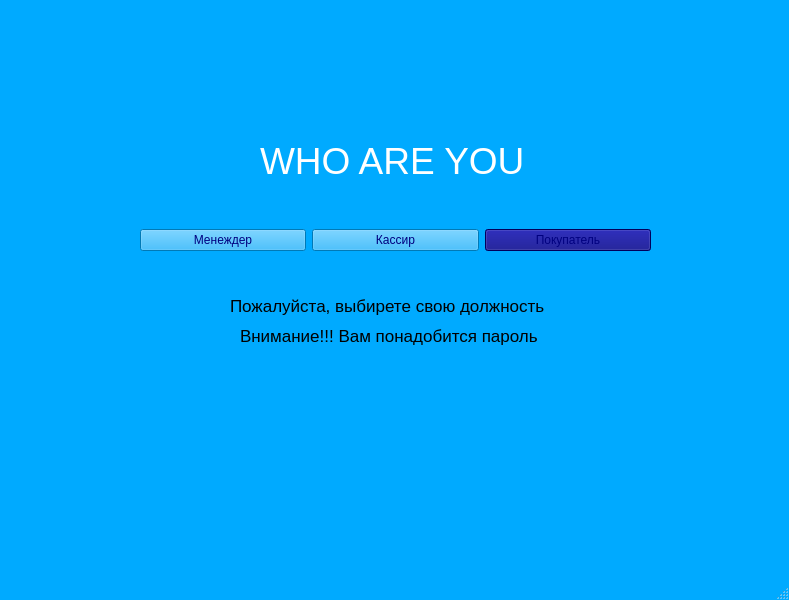
Above: first.ui from katiarapter/lyceum before the change. Below: the same form after it.
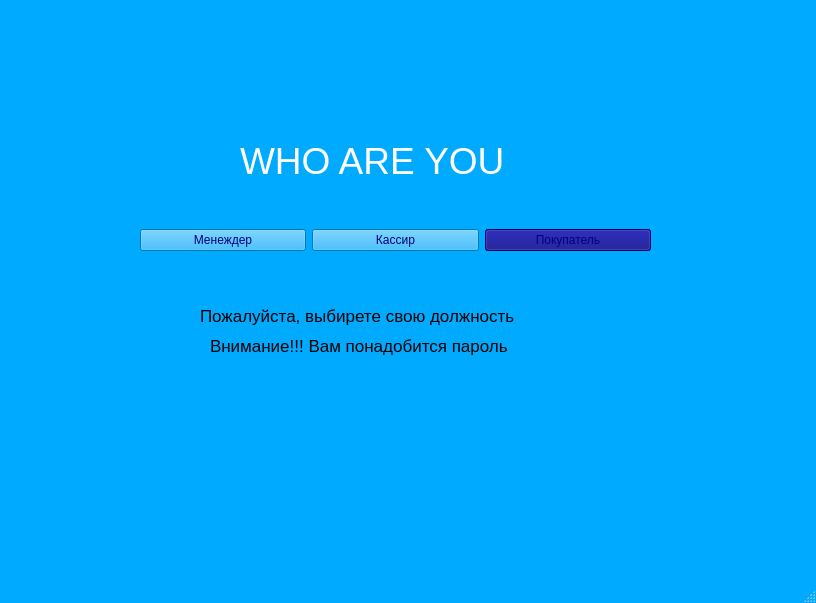
That is the form after the change.

Commit message: Добавление пароля, вывод билетов в консоль, окончательный дизайн всех окон

The edit to the form file:
```diff
--- a/first.ui
+++ b/first.ui
@@ -6,8 +6,8 @@
    <rect>
     <x>0</x>
     <y>0</y>
-    <width>789</width>
-    <height>600</height>
+    <width>816</width>
+    <height>603</height>
    </rect>
   </property>
   <property name="palette">
@@ -432,7 +432,7 @@
    <widget class="QLabel" name="label">
     <property name="geometry">
      <rect>
-      <x>260</x>
+      <x>240</x>
       <y>140</y>
       <width>311</width>
       <height>41</height>
@@ -1009,8 +1009,8 @@
    <widget class="QLabel" name="label_2">
     <property name="geometry">
      <rect>
-      <x>230</x>
-      <y>290</y>
+      <x>200</x>
+      <y>300</y>
       <width>411</width>
       <height>31</height>
      </rect>
@@ -1027,8 +1027,8 @@
    <widget class="QLabel" name="label_3">
     <property name="geometry">
      <rect>
-      <x>240</x>
-      <y>320</y>
+      <x>210</x>
+      <y>330</y>
       <width>401</width>
       <height>31</height>
      </rect>
```
Left out of the diff: 4 changed lines with no effect on the pictures. The commit also changes 5 other files.
